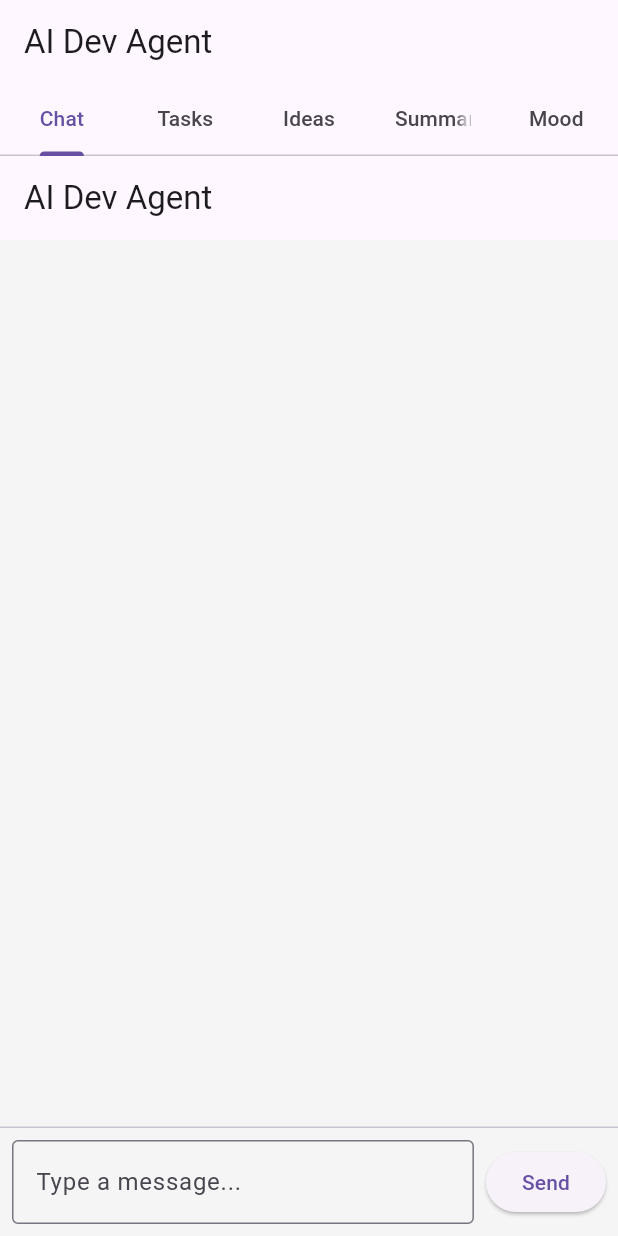
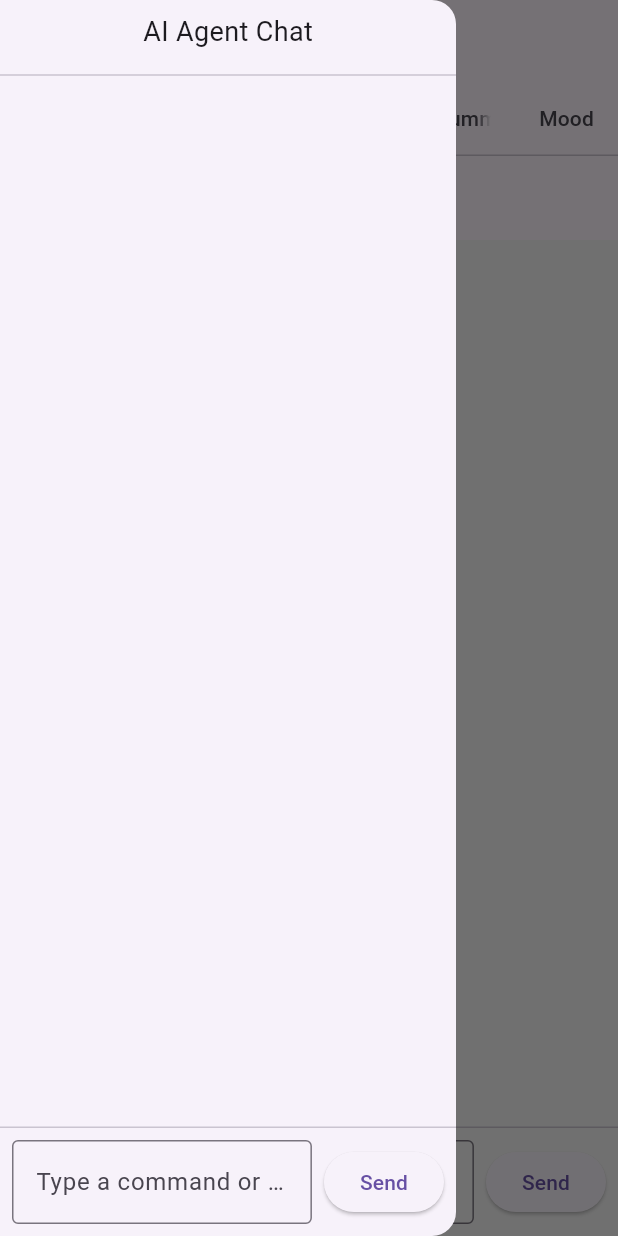
Before and after one commit to luxelist-app/ai-agent, a Flutter app: the screen it shows after launch, with the side drawer open (before the commit the screen has no drawer), on a phone screen of 412 x 824 dp. Run offline on Flutter 3.47's test engine with Material 3 defaults, Android fonts, the phone set to English and light mode, and no system bars; our stand-ins replace flutter_riverpod; missing offline and left inert: flutter_boardview.

Commit message:
Edited task boards

```diff
--- a/lib/main.dart
+++ b/lib/main.dart
@@ -1,9 +1,10 @@
 import 'package:flutter/material.dart';
+import 'package:flutter_riverpod/flutter_riverpod.dart';
 
 import 'main_view.dart';
 
 void main() {
-  runApp(const AgentChatApp());
+  runApp(const ProviderScope(child: AgentChatApp(),),);
 }
 
 class AgentChatApp extends StatelessWidget {
--- a/lib/main_view.dart
+++ b/lib/main_view.dart
@@ -1,37 +1,56 @@
+import 'package:aiagent/chat_screen.dart';
+import 'package:aiagent/task_board.dart';
+import 'package:aiagent/task_screen.dart';
 import 'package:flutter/material.dart';
-import 'chat_screen.dart';
-import 'task_screen.dart';
+import 'package:flutter_riverpod/flutter_riverpod.dart';
 import 'idea_screen.dart';
+import 'models/task.dart';
+import 'mood_screen.dart';
 import 'summary_screen.dart';
-import 'mood_screen.dart';
+import 'widgets/chat_drawer.dart';
 
-class MainTabView extends StatelessWidget {
+class MainTabView extends ConsumerWidget {
   const MainTabView({super.key});
 
   @override
-  Widget build(BuildContext context) {
+  Widget build(BuildContext context, WidgetRef ref) {
+    // callback to refresh tasks after slash-commands
+    void refreshTasks() =>
+        ref.read(tasksProvider.notifier).refresh();
+
     return DefaultTabController(
-      length: 5,
+      length: 6,
       child: Scaffold(
+        drawer: ChatDrawer(onCommandSent: refreshTasks), // ← slide-in chat
         appBar: AppBar(
           title: const Text('AI Dev Agent'),
+          leading: Builder(
+            builder: (ctx) => IconButton(
+              icon: const Icon(Icons.menu),
+              onPressed: () => Scaffold.of(ctx).openDrawer(),
+            ),
+          ),
           bottom: const TabBar(
+            isScrollable: false,
             tabs: [
               Tab(text: 'Chat'),
               Tab(text: 'Tasks'),
+              Tab(text: 'Task Board'),
               Tab(text: 'Ideas'),
               Tab(text: 'Summary'),
               Tab(text: 'Mood'),
             ],
           ),
         ),
-        body: const TabBarView(
+        body: TabBarView(
+          physics: const NeverScrollableScrollPhysics(),
           children: [
-            ChatScreen(),
-            TaskScreen(),
-            IdeaScreen(),
-            SummaryScreen(),
-            MoodScreen(),
+            const ChatScreen(),
+            const TaskScreen(),         // full chat screen
+            const TasksBoardPage(),        // Kanban board
+            const IdeaScreen(),             // later: list/grid of Obsidian ideas
+            const SummaryScreen(),           // /summary endpoint view
+            const MoodScreen(),              // mood tracker UI
           ],
         ),
       ),
--- /dev/null
+++ b/lib/models/task.dart
@@ -0,0 +1,38 @@
+import 'dart:convert';
+import 'package:flutter_riverpod/flutter_riverpod.dart';
+import 'package:http/http.dart' as http;
+
+final tasksProvider = StateNotifierProvider<TaskNotifier, List<Task>>((ref) {
+  return TaskNotifier()..load();
+});
+
+class Task {
+  final int id;
+  final int? ghNumber;
+  final String title;
+  final String status;   // backlog | progress | done
+
+  Task.fromJson(Map<String, dynamic> j)
+      : id = j['id'],
+        ghNumber = j['gh_number'],
+        title = j['title'],
+        status = j['status'];
+}
+
+
+class TaskNotifier extends StateNotifier<List<Task>> {
+  TaskNotifier() : super([]);
+
+  static const _endpoint = 'http://127.0.0.1:5000/tasks';
+
+  Future<void> load() async {
+    final res = await http.get(Uri.parse(_endpoint));
+    final list = (jsonDecode(res.body) as List)
+        .map((e) => Task.fromJson(e))
+        .toList();
+    state = list;
+  }
+
+  /// <- add this
+  Future<void> refresh() => load();
+}
--- /dev/null
+++ b/lib/providers/task_provider.dart
@@ -0,0 +1,22 @@
+import 'dart:convert';
+import 'package:flutter_riverpod/flutter_riverpod.dart';
+import 'package:http/http.dart' as http;
+import '../models/task.dart';
+
+final tasksProvider =
+    StateNotifierProvider<TaskNotifier, List<Task>>((ref) => TaskNotifier());
+
+class TaskNotifier extends StateNotifier<List<Task>> {
+  TaskNotifier() : super([]);
+  static const _endpoint = 'http://127.0.0.1:5000/tasks';
+
+  Future<void> load() async {
+    final res = await http.get(Uri.parse(_endpoint));
+    final list = (jsonDecode(res.body) as List)
+        .map((e) => Task.fromJson(e))
+        .toList();
+    state = list;
+  }
+
+  Future<void> refresh() => load();
+}
--- /dev/null
+++ b/lib/widgets/chat_drawer.dart
@@ -0,0 +1,166 @@
+import 'dart:convert';
+import 'package:flutter/material.dart';
+import 'package:http/http.dart' as http;
+
+/// ------------------------------------------------------------------
+/// Model
+/// ------------------------------------------------------------------
+class Message {
+  final String text;
+  final String sender; // "You" or "Agent"
+  final DateTime time;
+
+  Message({required this.text, required this.sender, required this.time});
+}
+
+/// ------------------------------------------------------------------
+/// Chat drawer / page widget
+/// ------------------------------------------------------------------
+class ChatDrawer extends StatefulWidget {
+  /// Called after every *successful* command that might change tasks
+  /// (e.g. /add, /sync, /plan) so parent UI can refresh providers.
+  final VoidCallback? onCommandSent;
+  const ChatDrawer({super.key, this.onCommandSent});
+
+  @override
+  State<ChatDrawer> createState() => _ChatDrawerState();
+}
+
+class _ChatDrawerState extends State<ChatDrawer> {
+  final _messages = <Message>[];
+  final _controller = TextEditingController();
+  final _scrollController = ScrollController();
+  bool _sending = false;
+
+  // ----------------------- Networking ------------------------------ //
+  static const _apiRoot = 'http://127.0.0.1:5000';
+
+  Future<void> _sendMessage() async {
+    final text = _controller.text.trim();
+    if (text.isEmpty) return;
+
+    setState(() {
+      _messages.add(Message(text: text, sender: 'You', time: DateTime.now()));
+      _sending = true;
+    });
+    _controller.clear();
+    _jump();
+
+    // -------- main /agent/chat call -------- //
+    final resp = await http.post(
+      Uri.parse('$_apiRoot/agent/chat'),
+      headers: const {'Content-Type': 'application/json'},
+      body: jsonEncode({'message': text}),
+    );
+
+    final reply = jsonDecode(resp.body)['content'] ?? '[No response]';
+    setState(() {
+      _messages.add(Message(text: reply, sender: 'Agent', time: DateTime.now()));
+      _sending = false;
+    });
+    _jump();
+
+    // trigger provider refresh for task-changing commands
+    if (text.startsWith('/add') ||
+        text.startsWith('/sync') ||
+        text.startsWith('/plan')) {
+      widget.onCommandSent?.call();
+    }
+
+    // -------- optional /summary helper -------- //
+    if (text.toLowerCase() == '/summary') {
+      final sum = await http.get(Uri.parse('$_apiRoot/summary'));
+      final s = jsonDecode(sum.body);
+      final md = '''
+**Done**: ${s['done'].join(', ')}
+**Next**: ${s['next'].join(', ')}
+**Ideas**: ${s['ideas'].join(', ')}
+**Insight**: ${s['insight']}
+''';
+      setState(() => _messages.add(
+          Message(text: md, sender: 'Agent', time: DateTime.now())));
+      _jump();
+    }
+  }
+
+  void _jump() => WidgetsBinding.instance.addPostFrameCallback((_) {
+        _scrollController.animateTo(
+          _scrollController.position.maxScrollExtent + 72,
+          duration: const Duration(milliseconds: 300),
+          curve: Curves.easeOut,
+        );
+      });
+
+  // ----------------------- UI -------------------------------------- //
+  @override
+  Widget build(BuildContext context) {
+    return Drawer(
+      child: SafeArea(
+        child: Column(
+          children: [
+            const Padding(
+              padding: EdgeInsets.all(8),
+              child: Text('AI Agent Chat', style: TextStyle(fontSize: 18)),
+            ),
+            const Divider(),
+            Expanded(
+              child: ListView.builder(
+                controller: _scrollController,
+                padding: const EdgeInsets.all(12),
+                itemCount: _messages.length,
+                itemBuilder: (ctx, i) {
+                  final m = _messages[i], mine = m.sender == 'You';
+                  return Align(
+                    alignment:
+                        mine ? Alignment.centerRight : Alignment.centerLeft,
+                    child: Container(
+                      margin: const EdgeInsets.symmetric(vertical: 4),
+                      padding: const EdgeInsets.all(10),
+                      decoration: BoxDecoration(
+                        color: mine
+                            ? Colors.blue.shade100
+                            : Colors.green.shade100,
+                        borderRadius: BorderRadius.circular(12),
+                      ),
+                      child: SelectableText(m.text),
+                    ),
+                  );
+                },
+              ),
+            ),
+            const Divider(height: 1),
+            Padding(
+              padding: const EdgeInsets.all(8),
+              child: Row(
+                children: [
+                  Expanded(
+                    child: TextField(
+                      controller: _controller,
+                      onSubmitted: (_) => _sendMessage(),
+                      decoration: const InputDecoration(
+                        hintText: 'Type a command or message…',
+                        border: OutlineInputBorder(),
+                      ),
+                    ),
+                  ),
+                  const SizedBox(width: 8),
+                  ElevatedButton(
+                    onPressed: _sending ? null : _sendMessage,
+                    child: _sending
+                        ? const SizedBox(
+                            width: 18,
+                            height: 18,
+                            child:
+                                CircularProgressIndicator(strokeWidth: 2),
+                          )
+                        : const Text('Send'),
+                  )
+                ],
+              ),
+            )
+          ],
+        ),
+      ),
+    );
+  }
+}
```
Also changed, not shown: lib/task.dart (deleted, +0 -24 lines), lib/task_board.dart (+24 -16 lines), 8 other files.
